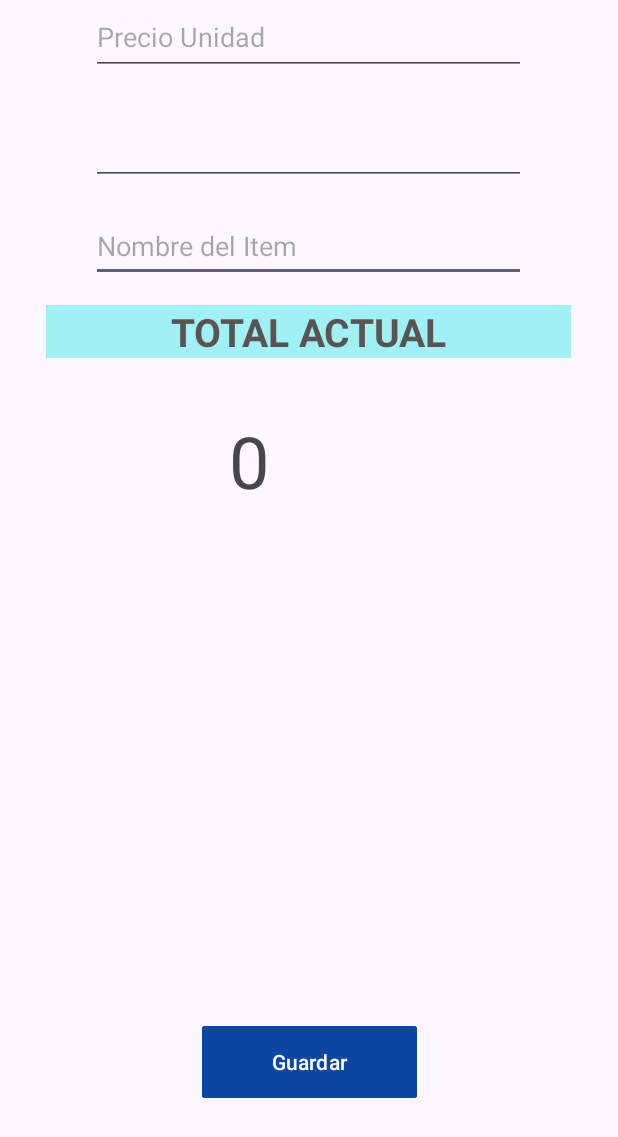
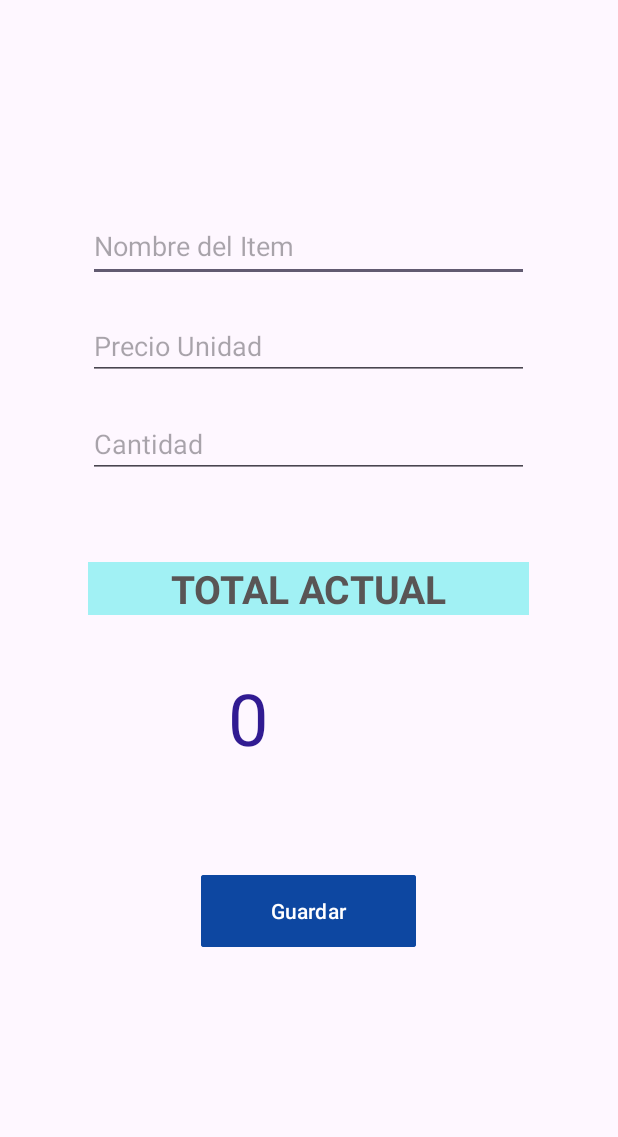
Before and after one commit to lomejor77/Ejercicio2M6, an Android app: the layout fragment_home.xml on its own in the app's theme, with its tools: preview values and no code run, on a phone screen of 412 x 824 dp. Shown: the top 1137 px of the screen. Run offline under Robolectric (Android 15) with nearby library versions, the phone set to English and light mode, and no system bars.

```diff
--- a/app/src/main/java/cl/awakelabs/ejercicio2m6/presentation/ItemAdapter.kt
+++ b/app/src/main/java/cl/awakelabs/ejercicio2m6/presentation/ItemAdapter.kt
@@ -26,6 +26,12 @@ class ItemAdapter: RecyclerView.Adapter<ItemAdapter.ItemViewHolder>() {
         holder.render(item)
     }
 
+    fun setData(item: List<Item>) {
+        this.listItem.clear()
+        this.listItem.addAll(item)
+        notifyDataSetChanged()
+    }
+
     class ItemViewHolder(val view: ItemBinding): RecyclerView.ViewHolder(view.root) {
         fun render(item: Item){
             view.viewItem.text = item.name
--- a/app/src/main/res/layout/fragment_home.xml
+++ b/app/src/main/res/layout/fragment_home.xml
@@ -8,7 +8,7 @@
 
     <EditText
         android:id="@+id/editItem"
-        android:layout_width="290dp"
+        android:layout_width="294dp"
         android:layout_height="wrap_content"
         android:layout_marginTop="140dp"
         android:ems="10"
@@ -22,22 +22,22 @@
 
     <EditText
         android:id="@+id/editPrice"
-        android:layout_width="290dp"
-        android:layout_height="50dp"
+        android:layout_width="294dp"
+        android:layout_height="wrap_content"
+        android:layout_marginTop="20dp"
         android:ems="10"
         android:hint="Precio Unidad"
         android:inputType="number"
         app:layout_constraintEnd_toEndOf="@+id/editItem"
-        app:layout_constraintHorizontal_bias="0.0"
         app:layout_constraintStart_toStartOf="@+id/editItem"
-        tools:ignore="MissingConstraints"
-        tools:layout_editor_absoluteY="211dp" />
+        app:layout_constraintTop_toBottomOf="@+id/editItem"
+        tools:ignore="MissingConstraints" />
 
     <TextView
         android:id="@+id/SubTitle"
-        android:layout_width="350dp"
+        android:layout_width="0dp"
         android:layout_height="wrap_content"
-        android:layout_marginTop="80dp"
+        android:layout_marginTop="56dp"
         android:background="#A1F1F4"
         android:text="TOTAL ACTUAL"
         android:textAlignment="center"
@@ -50,13 +50,13 @@
 
     <EditText
         android:id="@+id/editQty"
-        android:layout_width="290dp"
+        android:layout_width="294dp"
         android:layout_height="wrap_content"
-        android:layout_marginTop="28dp"
+        android:layout_marginTop="20dp"
         android:ems="10"
+        android:hint="Cantidad"
         android:inputType="number|numberDecimal"
         app:layout_constraintEnd_toEndOf="@+id/editPrice"
-        app:layout_constraintHorizontal_bias="1.0"
         app:layout_constraintStart_toStartOf="@+id/editPrice"
         app:layout_constraintTop_toBottomOf="@+id/editPrice"
         tools:ignore="TouchTargetSizeCheck,SpeakableTextPresentCheck" />
@@ -67,10 +67,11 @@
         android:layout_height="84dp"
         android:layout_marginTop="36dp"
         android:text="0"
+        android:textColor="#311B92"
         android:textSize="48sp"
-        app:layout_constraintEnd_toEndOf="parent"
+        app:layout_constraintEnd_toEndOf="@+id/SubTitle"
         app:layout_constraintHorizontal_bias="0.498"
-        app:layout_constraintStart_toStartOf="parent"
+        app:layout_constraintStart_toStartOf="@+id/SubTitle"
         app:layout_constraintTop_toBottomOf="@+id/SubTitle"
         tools:textAlignment="center" />
 
@@ -84,9 +85,10 @@
         android:text="Guardar"
         app:cornerRadius="2dp"
         app:layout_constraintBottom_toBottomOf="parent"
-        app:layout_constraintEnd_toEndOf="parent"
-        app:layout_constraintStart_toStartOf="parent"
+        app:layout_constraintEnd_toEndOf="@+id/textTotal"
+        app:layout_constraintHorizontal_bias="0.486"
+        app:layout_constraintStart_toStartOf="@+id/textTotal"
         app:layout_constraintTop_toBottomOf="@+id/textTotal"
-        app:layout_constraintVertical_bias="1.0" />
+        app:layout_constraintVertical_bias="0.327" />
 
 </androidx.constraintlayout.widget.ConstraintLayout>
```
Also changed, not shown: app/src/main/java/cl/awakelabs/ejercicio2m6/presentation/ListFragment.kt (+26 -20 lines), app/src/main/res/layout/fragment_list.xml (+14 -1 lines), app/src/main/res/layout/item.xml (+5 -4 lines), app/src/main/res/navigation/nav_graph.xml (+10 -1 lines).
